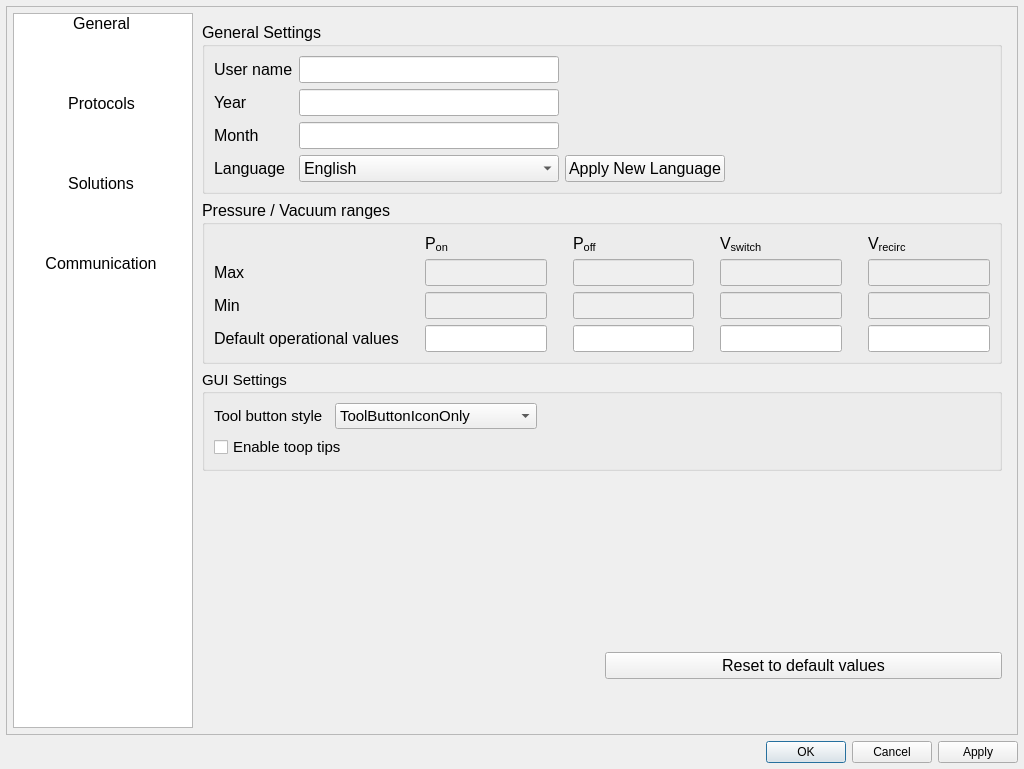
Old version of the form apps/Lab-on-a-tip/Lab-on-a-tip_tools.ui in the repository bellonemauro/Labonatip2.0.
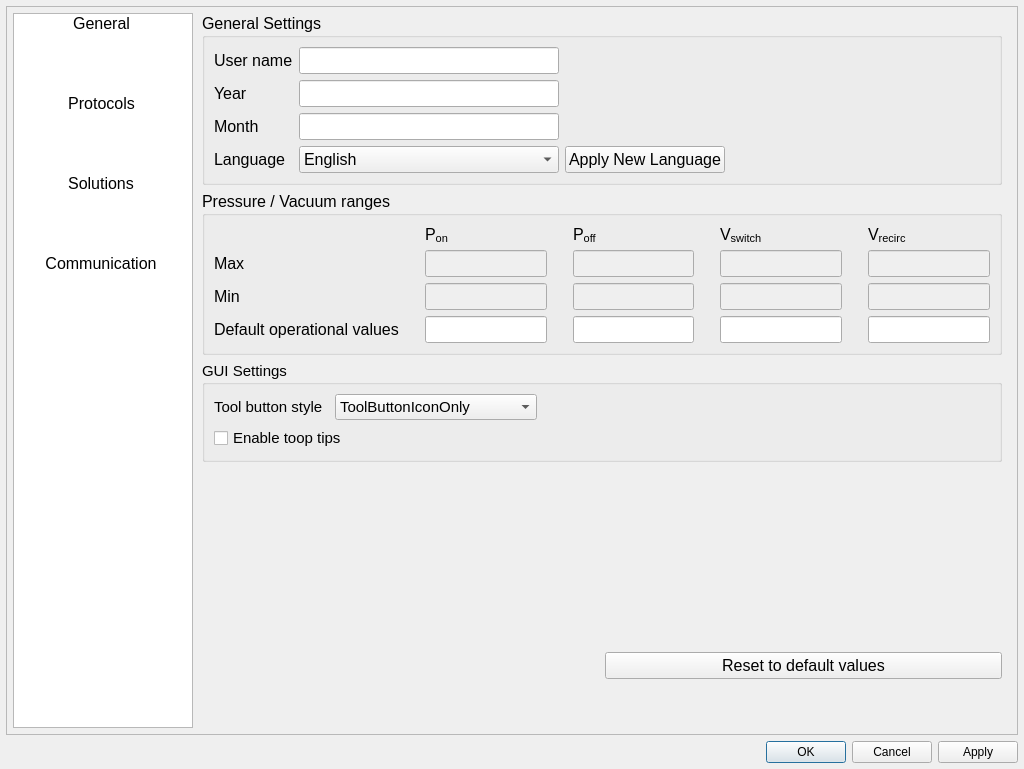
New version of the form. The open tabs and pages were chosen to show the change. Icons and pictures are not drawn.

```diff
--- a/apps/Lab-on-a-tip/Lab-on-a-tip_tools.ui
+++ b/apps/Lab-on-a-tip/Lab-on-a-tip_tools.ui
@@ -77,7 +77,7 @@
         <x>0</x>
         <y>0</y>
         <width>1010</width>
-        <height>721</height>
+        <height>725</height>
        </rect>
       </property>
       <property name="sizePolicy">
@@ -222,6 +222,9 @@
            </property>
            <widget class="QWidget" name="page_0">
             <layout class="QGridLayout" name="gridLayout_7">
+             <property name="topMargin">
+              <number>0</number>
+             </property>
              <item row="6" column="1">
               <spacer name="verticalSpacer_5">
                <property name="orientation">
```
Left out of the diff: 11 changed lines with no effect on the pictures.
